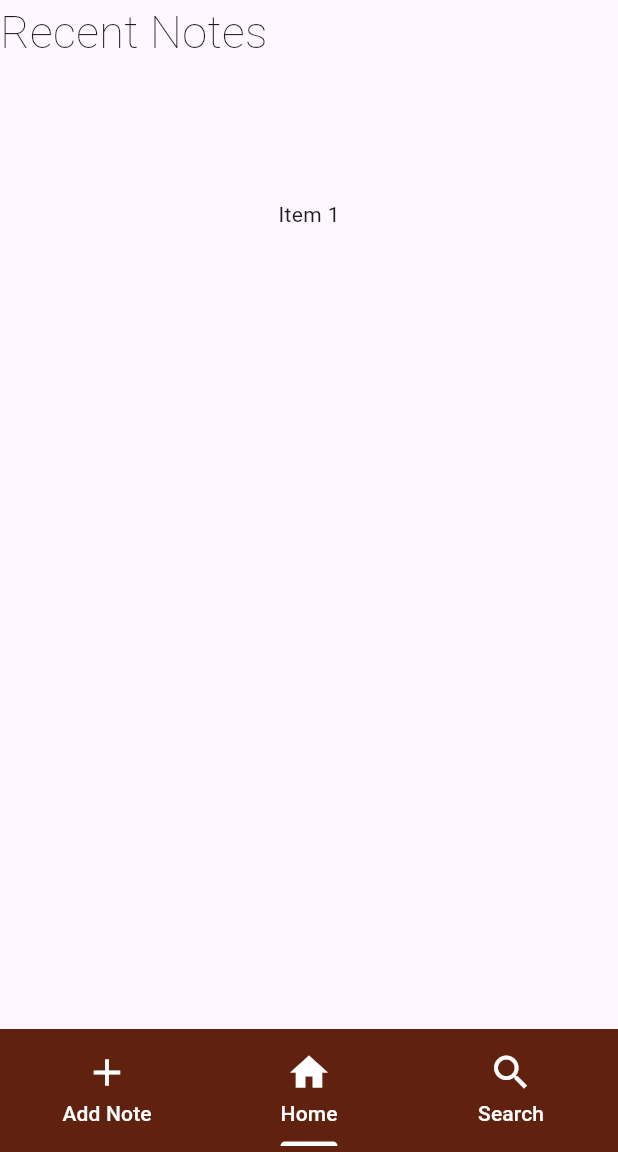
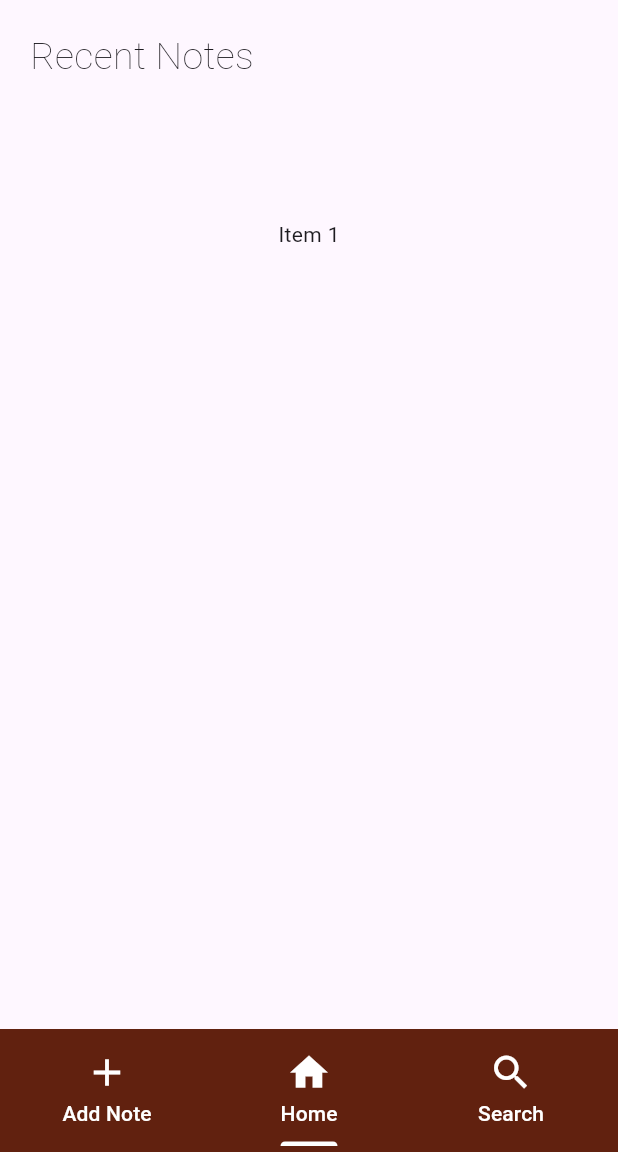
Before and after one commit to Pflipper55/CoffeeNote, a Flutter app: the screen it shows after launch, on a phone screen of 412 x 824 dp, the part 84-1236 px from its top. Run offline on Flutter 3.47's test engine with Material 3 defaults, Android fonts, the light colour scheme and no system bars.

Commit message:
Recent notes

```diff
--- a/coffee_note/lib/pages/home_page/home_page.dart
+++ b/coffee_note/lib/pages/home_page/home_page.dart
@@ -14,17 +14,20 @@ class _HomePageState extends State<HomePage> {
 
   Widget _homeColumn() => Column(
     children: [
-      Row(
+      Container(
+        margin: EdgeInsets.only(top: 20, left: 20),
+        child: Row(
           children: [
             Text(
               "Recent Notes",
               textAlign: TextAlign.left,
               style: TextStyle(
-              fontSize: 30,
+                fontSize: 25,
                 fontWeight: FontWeight.w200
               ),
             ),
           ],
+        ),
       ),
       ConstrainedBox(
         constraints: const BoxConstraints(maxHeight: 200),
```
Lines whose indentation alone changed are shown as unchanged.
